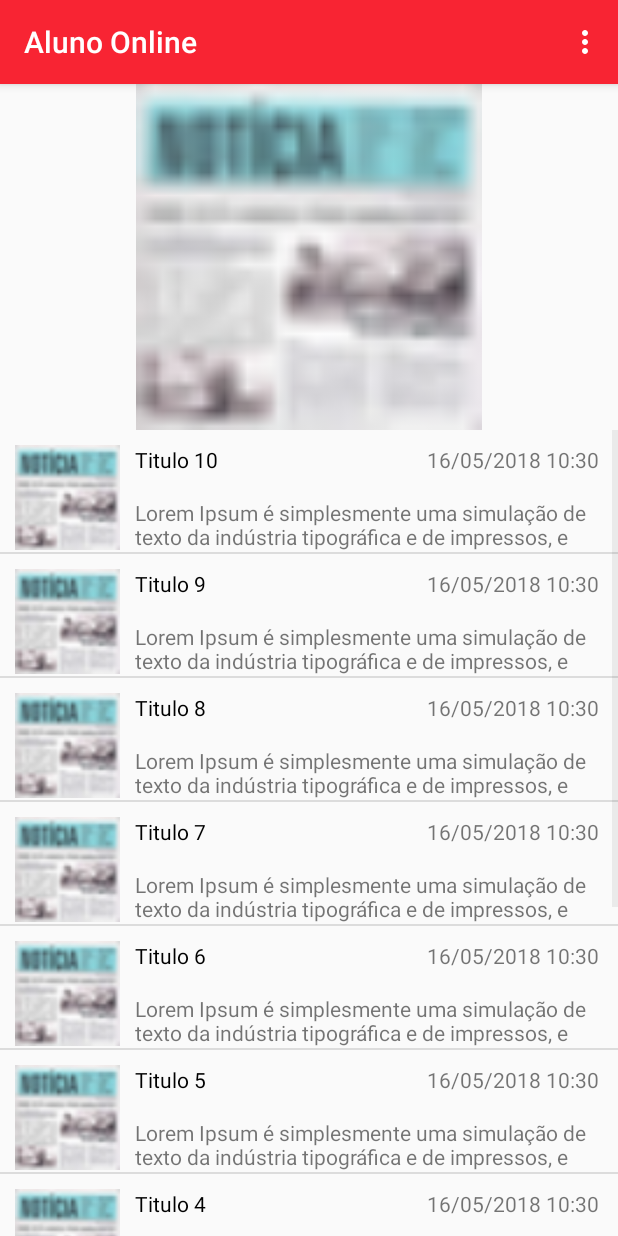
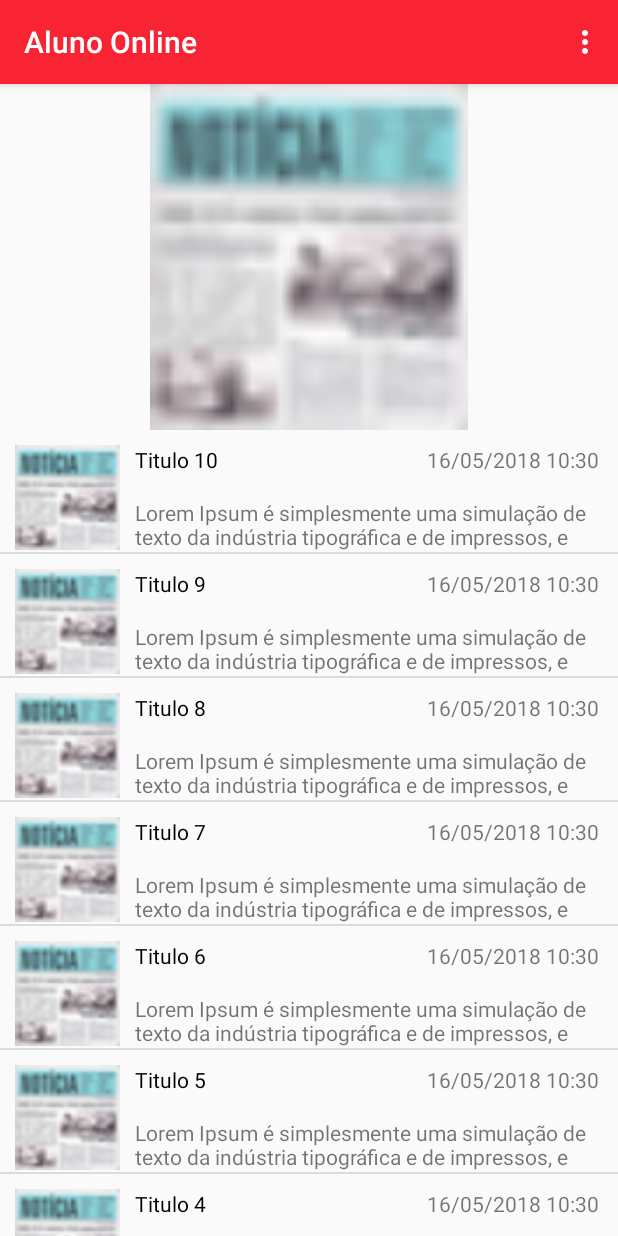
Before and after one commit to everton-nogueira/android1, an Android app: the HomeActivity screen opened directly, with no data from a screen before it, on a phone screen of 412 x 824 dp. Run offline under Robolectric (Android 15) with nearby library versions, the phone set to English and light mode, and no system bars; our stand-ins replace Room's generated code.

Commit message:
Ajustes Gerais

```diff
--- a/PROJETO_FINAL/app/src/main/java/mobile/iesb/br/projetofinal/activitys/HomeActivity.kt
+++ b/PROJETO_FINAL/app/src/main/java/mobile/iesb/br/projetofinal/activitys/HomeActivity.kt
@@ -42,9 +42,6 @@ class HomeActivity : AppCompatActivity() {
             myIntent.putExtra("itemSelecionado", adapterView.getItemAtPosition(position) as Noticia)
             startActivity(myIntent)
         }
-
-        var resources = intArrayOf(R.drawable.noticia, R.drawable.noticia2, R.drawable.noticia3)
-        findViewById<ViewPager>(R.id.carrosselView).adapter = CustomPagerAdapter(this, resources)
     }
 
     override fun onCreateOptionsMenu(menu: Menu): Boolean {
@@ -123,42 +120,3 @@ private class NoticiaListAdapter(paramContexto: Context, paramNoticias: List<Not
         return noticiaRow
     }
 }
-
-class CustomPagerAdapter(val context: Context, resources: IntArray) : PagerAdapter() {
-
-    private var mContext: Context
-    private var mLayoutInflater: LayoutInflater
-    private var mResources: IntArray
-
-    init {
-        mContext = context
-        mResources = resources
-        mLayoutInflater = mContext.getSystemService(Context.LAYOUT_INFLATER_SERVICE) as LayoutInflater
-    }
-
-    override fun isViewFromObject(view: View?, `object`: Any?): Boolean {
-        return view == `object` as LinearLayout
-    }
-
-    override fun getCount(): Int {
-        return mResources.size
-    }
-
-
-    override fun instantiateItem(container: ViewGroup?, position: Int): Any {
-        var itemView: View = mLayoutInflater.inflate(R.layout.content_page_item, container, false)
-
-        var imageView: ImageView = itemView.findViewById(R.id.imageViewPageItem) as ImageView
-        imageView.setImageResource(mResources[position])
-
-        container?.addView(itemView)
-
-        return itemView
-    }
-
-    override fun destroyItem(container: ViewGroup?, position: Int, `object`: Any?) {
-        container?.removeView(`object` as LinearLayout)
-
-    }
-
-}
--- a/PROJETO_FINAL/app/src/main/java/mobile/iesb/br/projetofinal/view/CarrosselView.kt
+++ b/PROJETO_FINAL/app/src/main/java/mobile/iesb/br/projetofinal/view/CarrosselView.kt
@@ -14,32 +14,31 @@ class CarrosselView @JvmOverloads constructor(
         attrs: AttributeSet? = null,
         defStyleAttr: Int = 0) : View(context, attrs, defStyleAttr) {
 
-    val tempoCarrossel: Long = 4000
-    var imagens = intArrayOf(R.drawable.notici, R.drawable.ponto1, R.drawable.ponto2)
-    var contador: Int = 0
+    val timeMillisLoop: Long = 2500
+    var imagens = intArrayOf(R.drawable.noticia, R.drawable.noticia2, R.drawable.noticia3)
+    var index: Int = 0
 
     override fun onDraw(canvas: Canvas) {
         super.onDraw(canvas)
 
         var paint = Paint()
-        val bmp = BitmapFactory.decodeResource(resources, imagens[contador])
+        val bmp = BitmapFactory.decodeResource(resources, imagens[index])
         val matrix = Matrix()
 
         var escalaX: Float = width.toFloat() / bmp.width.toFloat()
         var escalaY: Float = height.toFloat() / bmp.height.toFloat()
 
         matrix.postScale(escalaX, escalaY)
-        val dstbmp = Bitmap.createBitmap(bmp, 0, 0, bmp.width, bmp.height, matrix, true)
+        val imagemBitmap = Bitmap.createBitmap(bmp, 0, 0, bmp.width, bmp.height, matrix, true)
         canvas.drawColor(Color.TRANSPARENT)
 
-        canvas.drawBitmap(dstbmp, 0f, 0f, paint)
+        canvas.drawBitmap(imagemBitmap, 0f, 0f, paint)
 
-        postInvalidateDelayed(tempoCarrossel)
+        postInvalidateDelayed(timeMillisLoop)
 
-        if (contador == 2) {
-            contador = 0
-        } else {
-            contador += 1
+        index++
+        if (index >= imagens.size) {
+            index = 0
         }
     }
 }
--- a/PROJETO_FINAL/app/src/main/res/layout/activity_home.xml
+++ b/PROJETO_FINAL/app/src/main/res/layout/activity_home.xml
@@ -24,12 +24,14 @@
         app:layout_constraintStart_toStartOf="parent"
         app:layout_constraintTop_toTopOf="@+id/guideline" />
 
-    <android.support.v4.view.ViewPager
-        android:id="@+id/carrosselView"
+    <mobile.iesb.br.projetofinal.view.CarrosselView
+        android:id="@+id/imgCarrosselView"
         android:layout_width="0dp"
         android:layout_height="0dp"
+        android:layout_marginEnd="100dp"
+        android:layout_marginStart="100dp"
         app:layout_constraintBottom_toTopOf="@+id/listNoticias"
         app:layout_constraintEnd_toEndOf="parent"
         app:layout_constraintStart_toStartOf="parent"
-        app:layout_constraintTop_toTopOf="parent"/>
+        app:layout_constraintTop_toTopOf="parent" />
 </android.support.constraint.ConstraintLayout>
```
